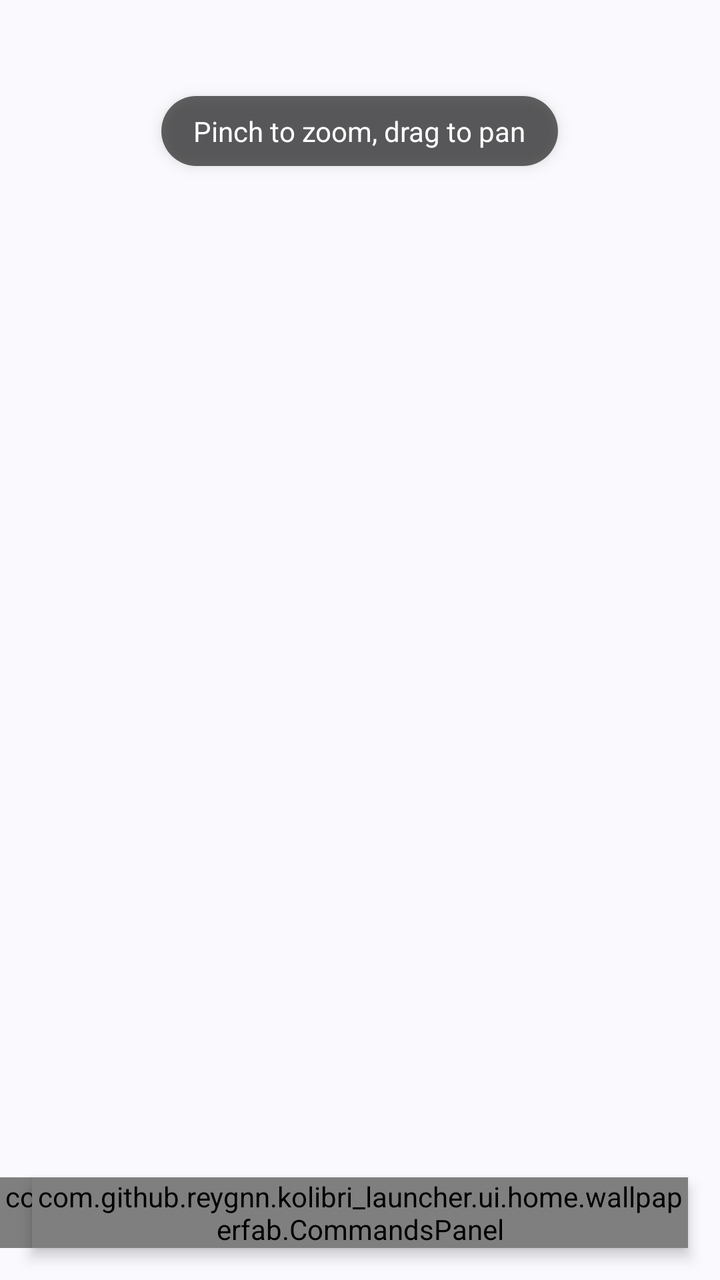
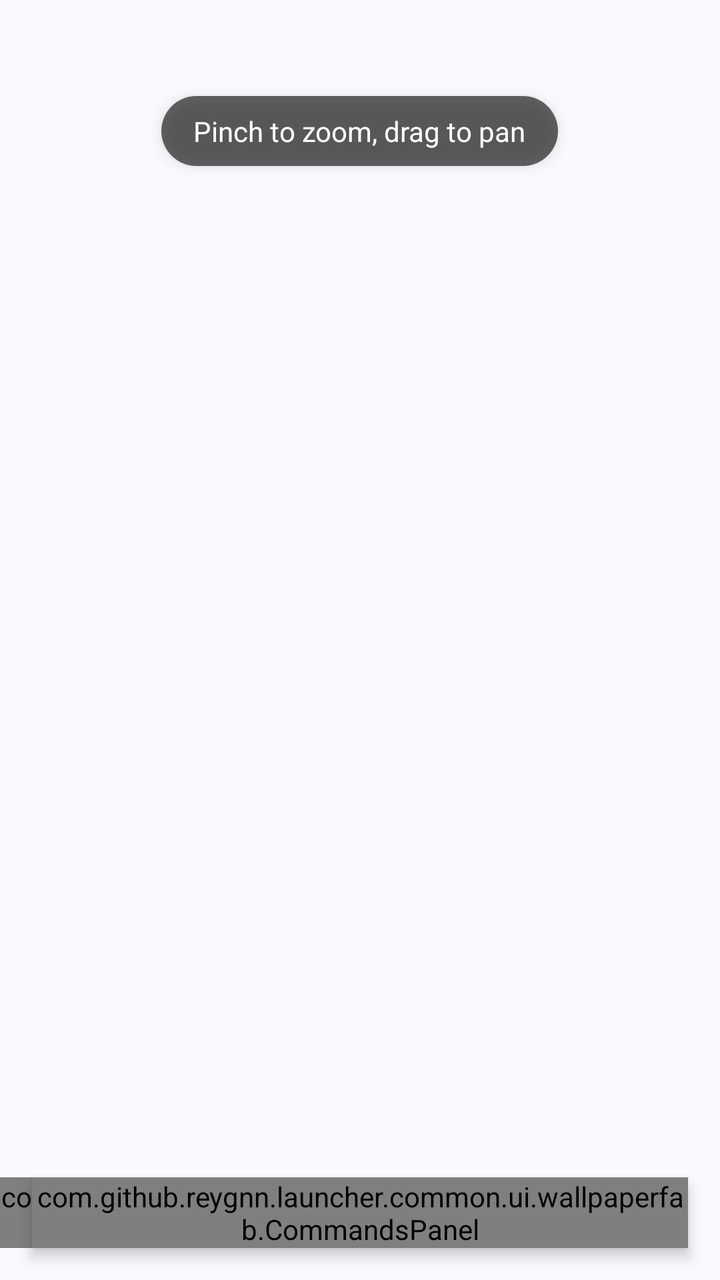

Before-and-after screenshots of an Android layout around one commit, followed by the original layout XML and the change that was made.
<!-- AndroidManifest.xml: application theme AppTheme -->
<!-- res/layout/view_wallpaper_edit_overlay.xml -->
<?xml version="1.0" encoding="utf-8"?>
<FrameLayout xmlns:android="http://schemas.android.com/apk/res/android"
    android:id="@+id/wallpaperEditOverlay"
    android:layout_width="match_parent"
    android:layout_height="match_parent">

    <View
        android:id="@+id/wallpaperTouchInterceptor"
        android:layout_width="match_parent"
        android:layout_height="match_parent" />

    <TextView
        android:id="@+id/wallpaperEditHint"
        android:layout_width="wrap_content"
        android:layout_height="wrap_content"
        android:layout_gravity="top|center_horizontal"
        android:layout_marginTop="@dimen/spacing_xlarge"
        android:text="@string/wallpaper_edit_hint"
        android:textColor="@color/wallpaper_edit_foreground"
        android:textSize="@dimen/text_size_hint"
        android:background="@drawable/bg_hint_rounded"
        android:paddingHorizontal="@dimen/spacing_large"
        android:paddingVertical="@dimen/spacing_medium"
        android:elevation="@dimen/elevation_card" />

    
    <com.github.reygnn.kolibri_launcher.ui.home.wallpaperfab.CommandsPanel
        android:id="@+id/wallpaperCommandsPanel"
        android:layout_width="match_parent"
        android:layout_height="wrap_content"
        android:layout_gravity="bottom"
        android:layout_marginHorizontal="@dimen/spacing_large"
        android:layout_marginBottom="@dimen/spacing_large"
        android:elevation="@dimen/elevation_card" />

    
    <com.github.reygnn.kolibri_launcher.ui.home.wallpaperfab.SpeedDialFabCluster
        android:id="@+id/wallpaperFabCluster"
        android:layout_width="wrap_content"
        android:layout_height="wrap_content"
        android:layout_gravity="bottom|end"
        android:layout_marginEnd="@dimen/spacing_large"
        android:layout_marginBottom="@dimen/spacing_large" />

</FrameLayout>
<!-- resources referenced by this layout -->
<resources>
  <color name="wallpaper_edit_foreground">#FFFFFF</color>
  <dimen name="elevation_card">4dp</dimen>
  <dimen name="spacing_large">16dp</dimen>
  <dimen name="spacing_medium">8dp</dimen>
  <dimen name="spacing_xlarge">48dp</dimen>
  <dimen name="text_size_hint">14sp</dimen>
  <!-- drawable bg_hint_rounded (drawable) -->
  <?xml version="1.0" encoding="utf-8"?>
  <shape xmlns:android="http://schemas.android.com/apk/res/android"
      android:shape="rectangle">
      <solid android:color="#99000000" />
      <corners android:radius="20dp" />
  </shape>
  <string name="wallpaper_edit_hint">Pinch to zoom, drag to pan</string>
  <style name="AppTheme" parent="BaseAppTheme">
          <item name="windowActionBar">false</item>
          <item name="windowNoTitle">true</item>
          <item name="android:windowDrawsSystemBarBackgrounds">true</item>
          <item name="android:statusBarColor">@android:color/transparent</item>
          <item name="android:navigationBarColor">@android:color/transparent</item>
          <item name="android:enforceNavigationBarContrast">false</item>
          <item name="android:enforceStatusBarContrast">false</item>
          
          <item name="android:windowAnimationStyle">@null</item>
      </style>
  <style name="BaseAppTheme" parent="Theme.Material3.DynamicColors.DayNight">
          <item name="windowActionBar">true</item>
          <item name="windowNoTitle">false</item>
          <item name="alertDialogTheme">@style/CustomAlertDialog</item>
      </style>
  <style name="CustomAlertDialog" parent="ThemeOverlay.Material3.MaterialAlertDialog">
          <item name="shapeAppearanceOverlay">@style/DialogShapeAppearance</item>
          <item name="buttonBarButtonStyle">@style/DialogButtonStyle</item>
      </style>
  <style name="DialogShapeAppearance">
          <item name="cornerFamily">rounded</item>
          <item name="cornerSize">28dp</item>
      </style>
  <style name="DialogButtonStyle" parent="Widget.Material3.Button.TextButton.Dialog">
          <item name="android:textSize">14sp</item>
          <item name="android:letterSpacing">0.0125</item>
      </style>
</resources>

<!-- the commit's change to res/layout/view_wallpaper_edit_overlay.xml (unified diff, before → after) -->
@@ -24,7 +24,7 @@
         android:elevation="@dimen/elevation_card" />
 
     
-    <com.github.reygnn.kolibri_launcher.ui.home.wallpaperfab.CommandsPanel
+    <com.github.reygnn.launcher.common.ui.wallpaperfab.CommandsPanel
         android:id="@+id/wallpaperCommandsPanel"
         android:layout_width="match_parent"
         android:layout_height="wrap_content"
@@ -34,7 +34,7 @@
         android:elevation="@dimen/elevation_card" />
 
     
-    <com.github.reygnn.kolibri_launcher.ui.home.wallpaperfab.SpeedDialFabCluster
+    <com.github.reygnn.launcher.common.ui.wallpaperfab.SpeedDialFabCluster
         android:id="@+id/wallpaperFabCluster"
         android:layout_width="wrap_content"
         android:layout_height="wrap_content"
